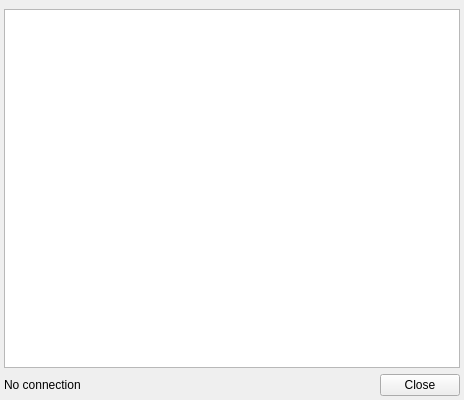
Qt form src/plugins/General/lyrics/lyricswindow.ui (ksv1986/qmmp-staging) before a commit.
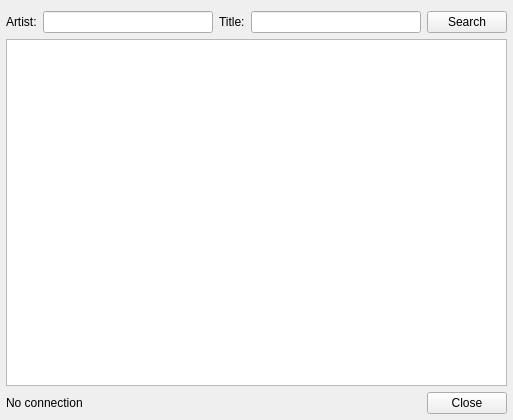
The same form after that commit.

```diff
--- a/src/plugins/General/lyrics/lyricswindow.ui
+++ b/src/plugins/General/lyrics/lyricswindow.ui
@@ -1,47 +1,75 @@
 <ui version="4.0" >
  <class>LyricsWindow</class>
- <widget class="QWidget" name="LyricsWindow" >
-  <property name="geometry" >
+ <widget class="QWidget" name="LyricsWindow">
+  <property name="geometry">
    <rect>
     <x>0</x>
     <y>0</y>
-    <width>464</width>
-    <height>400</height>
+    <width>513</width>
+    <height>420</height>
    </rect>
   </property>
   <property name="windowTitle" >
    <string>Lyrics Plugin</string>
   </property>
-  <layout class="QGridLayout" name="gridLayout" >
-   <property name="leftMargin" >
-    <number>4</number>
+  <layout class="QGridLayout" name="gridLayout">
+   <property name="leftMargin">
+    <number>6</number>
    </property>
-   <property name="topMargin" >
-    <number>9</number>
+   <property name="rightMargin">
+    <number>6</number>
    </property>
-   <property name="rightMargin" >
-    <number>4</number>
+   <property name="bottomMargin">
+    <number>6</number>
    </property>
-   <property name="bottomMargin" >
-    <number>4</number>
-   </property>
-   <item row="0" column="0" colspan="3" >
-    <widget class="QTextEdit" name="textEdit" >
-     <property name="readOnly" >
+   <item row="0" column="0" colspan="3">
+    <layout class="QHBoxLayout" name="horizontalLayout">
+     <item>
+      <widget class="QLabel" name="label">
+       <property name="text">
+        <string>Artist:</string>
+       </property>
+      </widget>
+     </item>
+     <item>
+      <widget class="QLineEdit" name="artistLineEdit"/>
+     </item>
+     <item>
+      <widget class="QLabel" name="label_2">
+       <property name="text">
+        <string>Title:</string>
+       </property>
+      </widget>
+     </item>
+     <item>
+      <widget class="QLineEdit" name="titleLineEdit"/>
+     </item>
+     <item>
+      <widget class="QPushButton" name="searchPushButton">
+       <property name="text">
+        <string>Search</string>
+       </property>
+      </widget>
+     </item>
+    </layout>
+   </item>
+   <item row="1" column="0" colspan="3">
+    <widget class="QTextEdit" name="textEdit">
+     <property name="readOnly">
       <bool>true</bool>
      </property>
     </widget>
    </item>
-   <item row="1" column="0" >
-    <widget class="QLabel" name="stateLabel" >
-     <property name="text" >
+   <item row="2" column="0">
+    <widget class="QLabel" name="stateLabel">
+     <property name="text">
       <string>No connection</string>
      </property>
     </widget>
    </item>
-   <item row="1" column="1" >
-    <spacer name="horizontalSpacer" >
-     <property name="orientation" >
+   <item row="2" column="1">
+    <spacer name="horizontalSpacer">
+     <property name="orientation">
       <enum>Qt::Horizontal</enum>
      </property>
      <property name="sizeHint" stdset="0" >
@@ -52,9 +80,9 @@
      </property>
     </spacer>
    </item>
-   <item row="1" column="2" >
-    <widget class="QPushButton" name="pushButton" >
-     <property name="text" >
+   <item row="2" column="2">
+    <widget class="QPushButton" name="pushButton">
+     <property name="text">
       <string>Close</string>
      </property>
     </widget>
```
Left out of the diff: 11 changed lines with no effect on the pictures.
